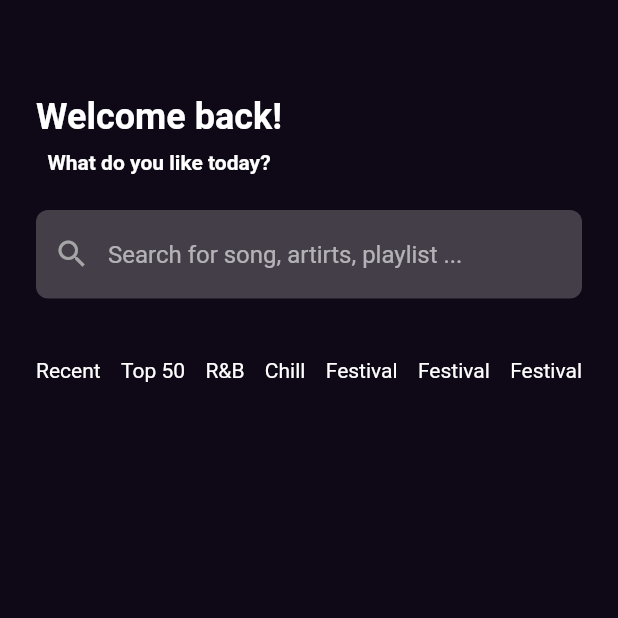
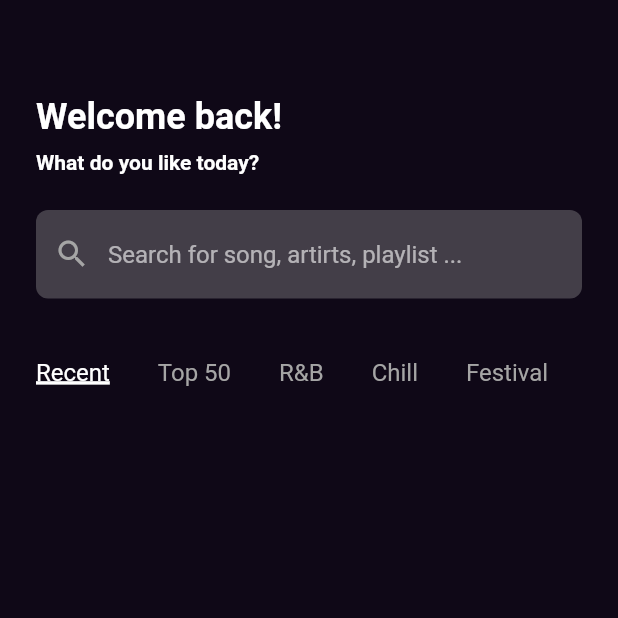
Before and after one commit to victorh1705/music_app, a Flutter app: the HomePage screen opened directly, on a phone screen of 412 x 824 dp, the top half of it. Run offline on Flutter 3.47's test engine with Material 2 defaults, Android fonts, the phone set to English and light mode, and no system bars; network calls fail.

Commit message:
feat: add playlist chips

```diff
--- a/lib/constants/colors.dart
+++ b/lib/constants/colors.dart
@@ -3,5 +3,7 @@ import 'package:flutter/material.dart';
 const Color pink = Color(0xffdb28a9);
 const Color purple1 = Color(0xff9d1dca);
 const Color purple2 = Color(0xff892FE0);
-const Color darkGrey = Color(0xffa5a5a5);
-const Color lightGrey = Color(0xff433E48);
+const Color lightGrey = Color(0xffa5a5a5);
+const Color darkGrey = Color(0xff433E48);
+const LinearGradient purpleGradient =
+    LinearGradient(colors: [Color(0xffc22bb7), Color(0xff922ff5)]);
--- a/lib/feature/pages/home_page.dart
+++ b/lib/feature/pages/home_page.dart
@@ -7,7 +7,8 @@ class HomePage extends StatelessWidget {
 
   @override
   Widget build(BuildContext context) {
-    var header = Column(children: [
+    var header =
+        Column(crossAxisAlignment: CrossAxisAlignment.start, children: [
       const Text(
         "Welcome back!",
         style: TextStyle(
@@ -29,9 +30,9 @@ class HomePage extends StatelessWidget {
               borderSide: BorderSide(width: 0.0, style: BorderStyle.none),
               borderRadius: BorderRadius.all(Radius.circular(8.0))),
           filled: true,
-          fillColor: lightGrey,
+          fillColor: darkGrey,
           prefixIcon: Icon(Icons.search),
-          prefixIconColor: darkGrey,
+          prefixIconColor: lightGrey,
           focusColor: darkGrey,
           hintText: "Search for song, artirts, playlist ..."),
     );
--- a/lib/feature/pages/widgets/music_chips.dart
+++ b/lib/feature/pages/widgets/music_chips.dart
@@ -1,21 +1,48 @@
-import 'package:flutter/widgets.dart';
+import 'dart:ui';
+
+import 'package:flutter/material.dart';
+import 'package:music_app/constants/colors.dart';
 
 class MusicChips extends StatelessWidget {
   const MusicChips({super.key});
 
   @override
   Widget build(BuildContext context) {
-    return Row(
-      mainAxisAlignment: MainAxisAlignment.spaceBetween,
-      children: [
-        Text("Recent"),
-        Text("Top 50"),
-        Text("R&B"),
-        Text("Chill"),
-        Text("Festival"),
-        Text("Festival"),
-        Text("Festival"),
-      ],
+    var selectedItemIndex = 0;
+
+    const list = [
+      "Recent",
+      "Top 50",
+      "R&B",
+      "Chill",
+      "Festival",
+      "Festival",
+      "Festival",
+      "Festival",
+    ];
+
+    return SingleChildScrollView(
+      scrollDirection: Axis.horizontal,
+      child: Wrap(
+        spacing: 32,
+        children: list
+            .asMap()
+            .entries
+            .map((entry) => Text(
+                  entry.value,
+                  style: TextStyle(
+                    fontSize: 16,
+                    color: entry.key == selectedItemIndex
+                        ? Colors.white
+                        : lightGrey,
+                    decoration: entry.key == selectedItemIndex
+                        ? TextDecoration.underline
+                        : TextDecoration.none,
+                    decorationThickness: 3,
+                  ),
+                ))
+            .toList(),
+      ),
     );
   }
 }
```
